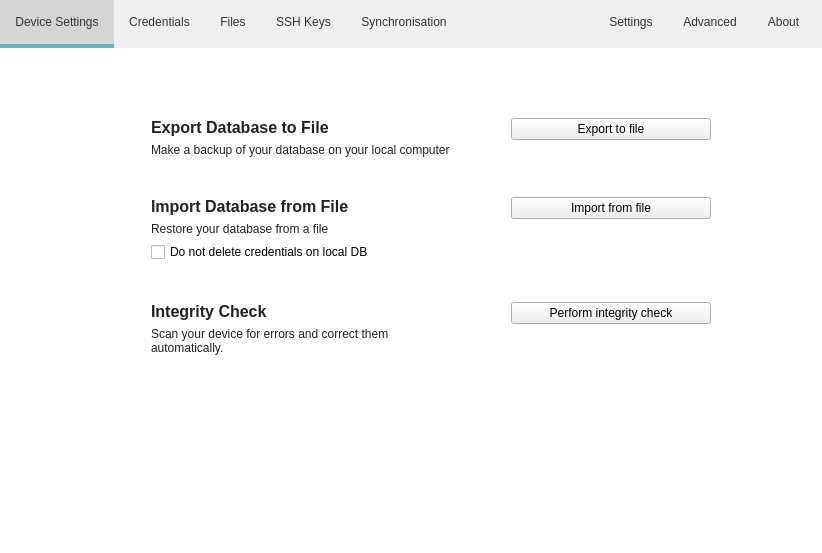
Old version of the form src/MainWindow.ui in the repository mooltipass/moolticute.
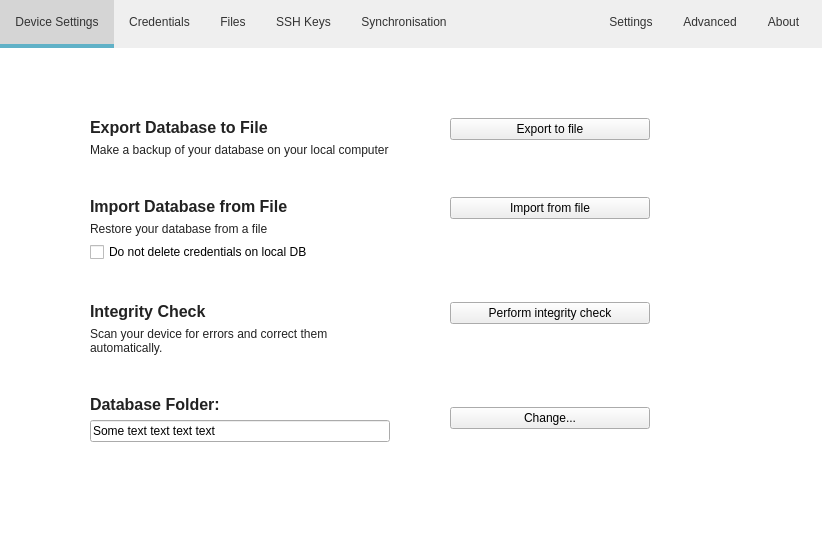
New version of the form. The open tabs and pages were chosen to show the change. Icons and pictures are not drawn. Custom widgets are drawn as their Qt base class.

Commit message:
Add saving/restoring database backup folder for card CPZ
- add controls to "Synchronisation" tab;
- add messaging for getting/setting database backup folder.

The edit to the form file:
```diff
--- a/src/MainWindow.ui
+++ b/src/MainWindow.ui
@@ -238,7 +238,7 @@
        <enum>Qt::LeftToRight</enum>
       </property>
       <property name="currentIndex">
-       <number>13</number>
+       <number>4</number>
       </property>
       <widget class="QWidget" name="pageNoDaemon">
        <layout class="QHBoxLayout" name="horizontalLayout_noDaemon1">
@@ -488,8 +488,8 @@
             <rect>
              <x>0</x>
              <y>0</y>
-             <width>839</width>
-             <height>768</height>
+             <width>720</width>
+             <height>597</height>
             </rect>
            </property>
            <layout class="QVBoxLayout" name="verticalLayout_2">
@@ -1275,6 +1275,31 @@
             </item>
            </layout>
           </item>
+          <item row="1" column="1">
+           <widget class="QPushButton" name="pushButtonImportFile">
+            <property name="sizePolicy">
+             <sizepolicy hsizetype="Preferred" vsizetype="Fixed">
+              <horstretch>0</horstretch>
+              <verstretch>0</verstretch>
+             </sizepolicy>
+            </property>
+            <property name="minimumSize">
+             <size>
+              <width>150</width>
+              <height>0</height>
+             </size>
+            </property>
+            <property name="maximumSize">
+             <size>
+              <width>200</width>
+              <height>16777215</height>
+             </size>
+            </property>
+            <property name="text">
+             <string>Import from file</string>
+            </property>
+           </widget>
+          </item>
           <item row="2" column="0">
            <layout class="QVBoxLayout" name="verticalLayout_18">
             <property name="sizeConstraint">
@@ -1355,8 +1380,69 @@
             </property>
            </widget>
           </item>
-          <item row="1" column="1">
-           <widget class="QPushButton" name="pushButtonImportFile">
+          <item row="3" column="0" colspan="2">
+           <widget class="QWidget" name="widgetDBFolderControls" native="true">
+            <layout class="QHBoxLayout" name="horizontalLayout_6" stretch="0,1,0">
+             <property name="spacing">
+              <number>60</number>
+             </property>
+             <property name="leftMargin">
+              <number>0</number>
+             </property>
+             <property name="topMargin">
+              <number>0</number>
+             </property>
+             <property name="rightMargin">
+              <number>0</number>
+             </property>
+             <property name="bottomMargin">
+              <number>0</number>
+             </property>
+             <item>
+              <layout class="QVBoxLayout" name="verticalLayout_25">
+               <property name="sizeConstraint">
+                <enum>QLayout::SetNoConstraint</enum>
+               </property>
+               <item>
+                <widget class="QLabel" name="label_6">
+                 <property name="sizePolicy">
+                  <sizepolicy hsizetype="Expanding" vsizetype="Preferred">
+                   <horstretch>0</horstretch>
+                   <verstretch>0</verstretch>
+                  </sizepolicy>
+                 </property>
+                 <property name="minimumSize">
+                  <size>
+                   <width>300</width>
+                   <height>0</height>
+                  </size>
+                 </property>
+                 <property name="font">
+                  <font>
+                   <pointsize>12</pointsize>
+                   <weight>75</weight>
+                   <bold>true</bold>
+                  </font>
+                 </property>
+                 <property name="text">
+                  <string>Database Folder:</string>
+                 </property>
+                </widget>
+               </item>
+               <item>
+                <widget class="QLineEdit" name="lineEditDBFolder">
+                 <property name="text">
+                  <string>Some text text text text</string>
+                 </property>
+                 <property name="readOnly">
+                  <bool>true</bool>
+                 </property>
+                </widget>
+               </item>
+              </layout>
+             </item>
+             <item>
+              <widget class="QPushButton" name="pushButtonDBFolder">
             <property name="sizePolicy">
              <sizepolicy hsizetype="Preferred" vsizetype="Fixed">
               <horstretch>0</horstretch>
@@ -1376,8 +1462,27 @@
              </size>
             </property>
             <property name="text">
-             <string>Import from file</string>
-            </property>
+                <string>Change...</string>
+               </property>
+              </widget>
+             </item>
+             <item>
+              <spacer name="horizontalSpacer_2">
+               <property name="orientation">
+                <enum>Qt::Horizontal</enum>
+               </property>
+               <property name="sizeType">
+                <enum>QSizePolicy::Expanding</enum>
+               </property>
+               <property name="sizeHint" stdset="0">
+                <size>
+                 <width>0</width>
+                 <height>20</height>
+                </size>
+               </property>
+              </spacer>
+             </item>
+            </layout>
            </widget>
           </item>
          </layout>
```
Lines whose indentation alone changed are shown as unchanged. The commit also changes 11 other files.
